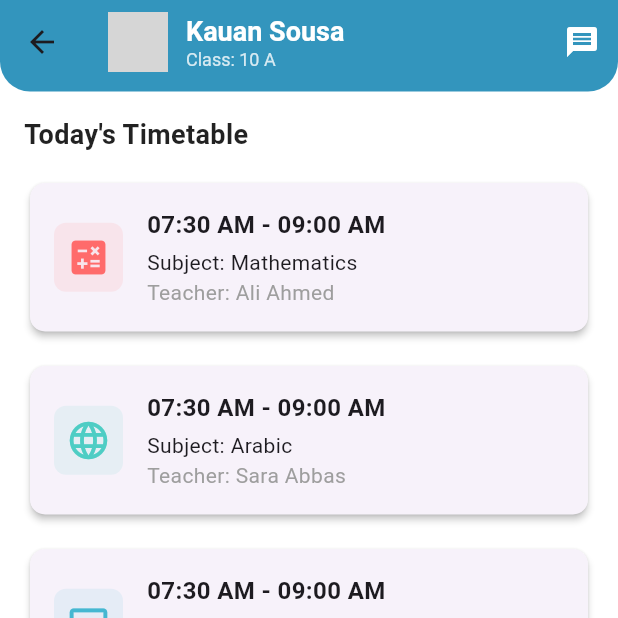
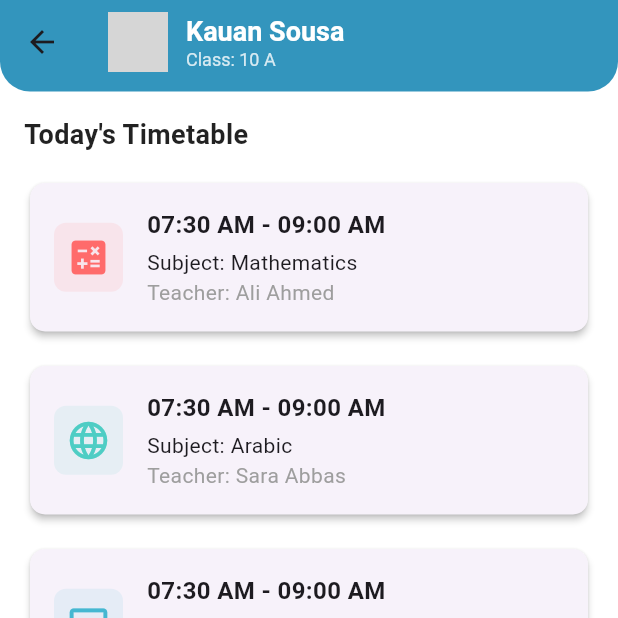
Before and after one commit to Bahga-Project/bahga-student, a Flutter app: the HomeScreen screen opened by its route, on a phone screen of 412 x 824 dp, the top half of it. Run offline on Flutter 3.47's test engine with Material 3 defaults, Android fonts, the phone set to English and light mode, and no system bars; our stand-ins replace cloud_firestore, dio, firebase_auth, firebase_core, image_picker and 1 more; missing offline and left inert: dart:ffi, flutter_pdfview; accounts and stored records are empty; grey boxes are pictures that could not be loaded.

Commit message:
chat icon deleted

```diff
--- a/lib/screens/home_screen.dart
+++ b/lib/screens/home_screen.dart
@@ -182,17 +182,17 @@ class _HomeScreenState extends State<HomeScreen> {
             ),
           ],
         ),
-        actions: [
-          IconButton(
-            icon: const Icon(
-              Icons.message,
-              color: AppColors.white,
-            ),
-            onPressed: () {
-              print("Chat icon pressed from HomeScreen!");
-            },
-          ),
-        ],
+        // actions: [
+        //   IconButton(
+        //     icon: const Icon(
+        //       Icons.message,
+        //       color: AppColors.white,
+        //     ),
+        //     onPressed: () {
+        //       print("Chat icon pressed from HomeScreen!");
+        //     },
+        //   ),
+        // ],
       ),
       body: RefreshIndicator(
         onRefresh: _loadSubjects,
```
